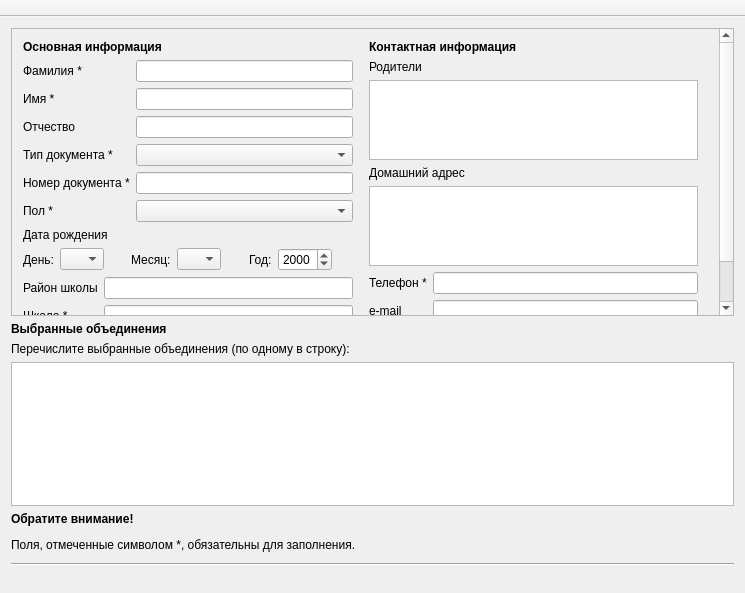
Qt form mainwindow.ui (aksenoff/FormUdod) before a commit.
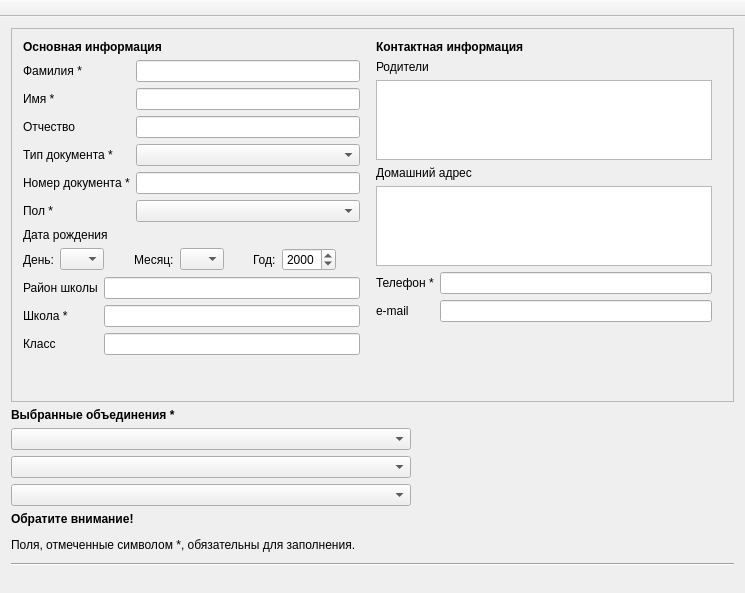
The same form after that commit.

Diff of the .ui file:
```diff
--- a/mainwindow.ui
+++ b/mainwindow.ui
@@ -27,9 +27,9 @@
        <property name="geometry">
         <rect>
          <x>0</x>
-         <y>-41</y>
-         <width>708</width>
-         <height>318</height>
+         <y>0</y>
+         <width>725</width>
+         <height>383</height>
         </rect>
        </property>
        <layout class="QHBoxLayout" name="horizontalLayout_2">
@@ -678,29 +678,54 @@
        </font>
       </property>
       <property name="text">
-       <string>Выбранные объединения</string>
+       <string>Выбранные объединения *</string>
       </property>
      </widget>
     </item>
     <item>
-     <widget class="QLabel" name="label_22">
-      <property name="text">
-       <string>Перечислите выбранные объединения (по одному в строку):</string>
+     <widget class="QComboBox" name="ass1">
+      <property name="sizePolicy">
+       <sizepolicy hsizetype="Minimum" vsizetype="Fixed">
+        <horstretch>0</horstretch>
+        <verstretch>0</verstretch>
+       </sizepolicy>
       </property>
+      <property name="maximumSize">
+       <size>
+        <width>400</width>
+        <height>16777215</height>
+       </size>
+      </property>
      </widget>
     </item>
     <item>
-     <widget class="QTextEdit" name="courses">
+     <widget class="QComboBox" name="ass2">
       <property name="sizePolicy">
-       <sizepolicy hsizetype="Expanding" vsizetype="Preferred">
+       <sizepolicy hsizetype="Minimum" vsizetype="Fixed">
         <horstretch>0</horstretch>
         <verstretch>0</verstretch>
        </sizepolicy>
       </property>
       <property name="maximumSize">
        <size>
-        <width>16777215</width>
-        <height>200</height>
+        <width>400</width>
+        <height>16777215</height>
+       </size>
+      </property>
+     </widget>
+    </item>
+    <item>
+     <widget class="QComboBox" name="ass3">
+      <property name="sizePolicy">
+       <sizepolicy hsizetype="Minimum" vsizetype="Fixed">
+        <horstretch>0</horstretch>
+        <verstretch>0</verstretch>
+       </sizepolicy>
+      </property>
+      <property name="maximumSize">
+       <size>
+        <width>400</width>
+        <height>16777215</height>
        </size>
       </property>
      </widget>
```
